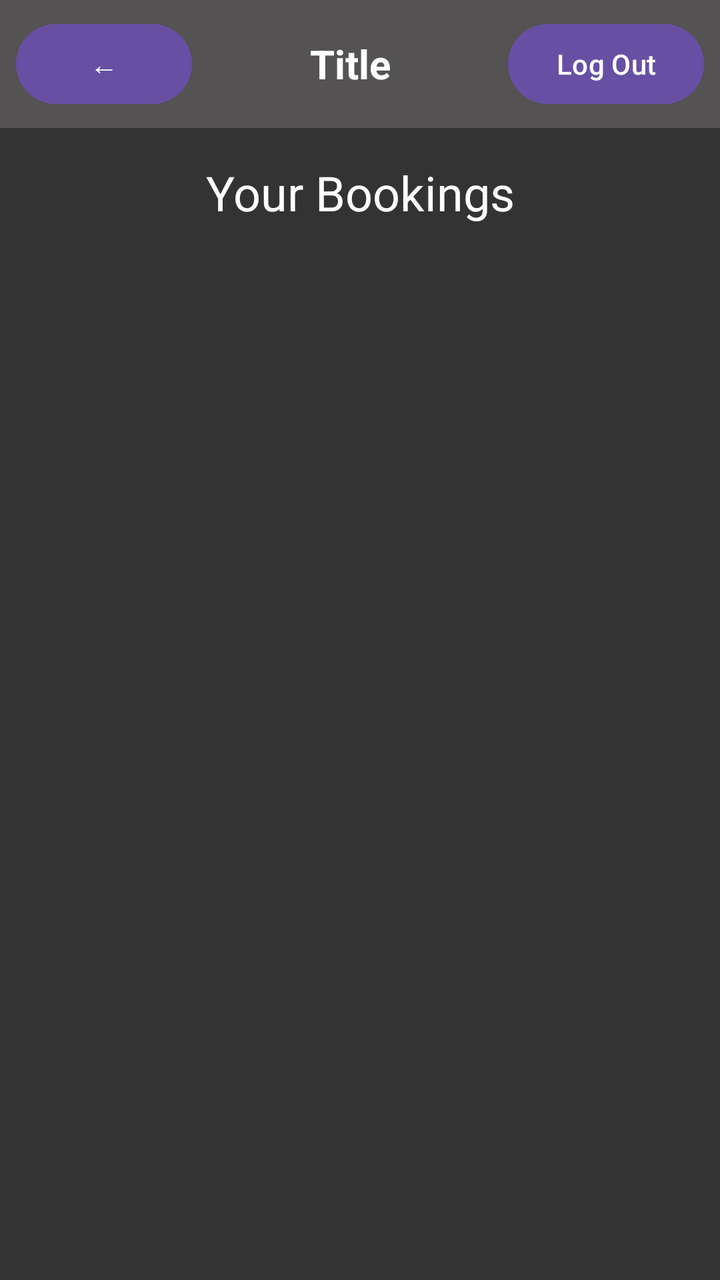
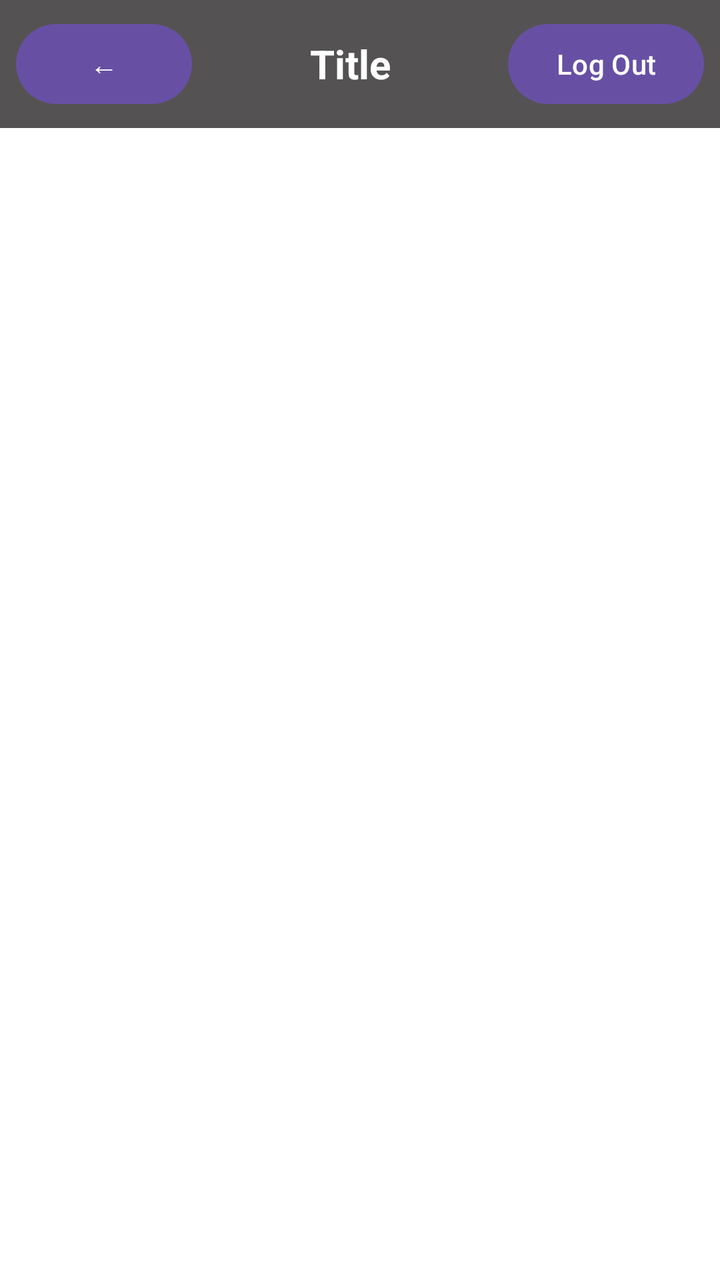

Screens rendered from an Android XML layout before and after an edit, with the pre-edit source and the edit as a unified diff.
<!-- AndroidManifest.xml: application theme Theme.MyApplication -->
<!-- res/layout/activity_reservations.xml -->
<?xml version="1.0" encoding="utf-8"?>
<androidx.constraintlayout.widget.ConstraintLayout xmlns:android="http://schemas.android.com/apk/res/android"
    xmlns:app="http://schemas.android.com/apk/res-auto"
    xmlns:tools="http://schemas.android.com/tools"
    android:id="@+id/main"
    android:layout_width="match_parent"
    android:layout_height="match_parent"
    android:background="#333333"
    tools:context=".ReservationsActivity">

    <include
        android:id="@+id/top_bar_layout"
        layout="@layout/top_bar"
        app:layout_constraintEnd_toEndOf="parent"
        app:layout_constraintStart_toStartOf="parent"
        app:layout_constraintTop_toTopOf="parent" />

    <TextView
        android:id="@+id/tvBookings"
        android:layout_width="wrap_content"
        android:layout_height="wrap_content"
        android:layout_marginTop="16dp"
        android:text="Your Bookings"
        android:textColor="@android:color/white"
        android:textSize="24sp"
        app:layout_constraintStart_toStartOf="parent"
        app:layout_constraintEnd_toEndOf="parent"
        app:layout_constraintTop_toBottomOf="@id/top_bar_layout" />

    <ListView
        android:id="@+id/lvBookings"
        android:layout_width="0dp"
        android:layout_height="0dp"
        android:layout_margin="16dp"
        app:layout_constraintTop_toBottomOf="@id/tvBookings"
        app:layout_constraintBottom_toTopOf="@+id/btnMakeReservation"
        app:layout_constraintStart_toStartOf="parent"
        app:layout_constraintEnd_toEndOf="parent"
        tools:listitem="@android:layout/simple_list_item_1" />

    <Button
        android:id="@+id/btnMakeReservation"
        android:layout_width="0dp"
        android:layout_height="wrap_content"
        android:layout_marginStart="24dp"
        android:layout_marginEnd="24dp"
        android:layout_marginBottom="24dp"
        android:text="Make a Reservation"
        android:padding="16dp"
        android:textSize="18sp"
        app:layout_constraintBottom_toBottomOf="parent"
        app:layout_constraintEnd_toEndOf="parent"
        app:layout_constraintStart_toStartOf="parent"
        android:visibility="gone"
        tools:visibility="visible" />

</androidx.constraintlayout.widget.ConstraintLayout>
<!-- res/layout/top_bar.xml (included above) -->
<?xml version="1.0" encoding="utf-8"?>
<LinearLayout xmlns:android="http://schemas.android.com/apk/res/android"
    android:id="@+id/topBar"
    android:layout_width="match_parent"
    android:layout_height="?attr/actionBarSize"
    android:background="#545252"
    android:gravity="center_vertical"
    android:orientation="horizontal"
    android:paddingHorizontal="8dp">

    <Button
        android:id="@+id/btnBack"
        android:layout_width="wrap_content"
        android:layout_height="wrap_content"
        android:text="←" />

    <TextView
        android:id="@+id/tvTitle"
        android:layout_width="0dp"
        android:layout_height="wrap_content"
        android:layout_weight="1"
        android:gravity="center"
        android:text="Title"
        android:textColor="@android:color/white"
        android:textSize="20sp"
        android:textStyle="bold" />

    <Button
        android:id="@+id/btnLogout"
        android:layout_width="wrap_content"
        android:layout_height="wrap_content"
        android:text="Log Out" />

</LinearLayout>
<!-- resources referenced by this layout -->
<resources>
  <style name="Theme.MyApplication" parent="Base.Theme.MyApplication" />
  <style name="Base.Theme.MyApplication" parent="Theme.Material3.DayNight.NoActionBar">
          
          
      </style>
</resources>

<!-- the commit's change to res/layout/activity_reservations.xml (unified diff, before → after) -->
@@ -5,7 +5,7 @@
     android:id="@+id/main"
     android:layout_width="match_parent"
     android:layout_height="match_parent"
-    android:background="#333333"
+    android:background="#FFFFFF"
     tools:context=".ReservationsActivity">
 
     <include
@@ -23,8 +23,8 @@
         android:text="Your Bookings"
         android:textColor="@android:color/white"
         android:textSize="24sp"
+        app:layout_constraintEnd_toEndOf="parent"
         app:layout_constraintStart_toStartOf="parent"
-        app:layout_constraintEnd_toEndOf="parent"
         app:layout_constraintTop_toBottomOf="@id/top_bar_layout" />
 
     <ListView
@@ -32,11 +32,25 @@
         android:layout_width="0dp"
         android:layout_height="0dp"
         android:layout_margin="16dp"
+        app:layout_constraintBottom_toTopOf="@+id/btnMakeReservation"
+        app:layout_constraintEnd_toEndOf="parent"
+        app:layout_constraintStart_toStartOf="parent"
         app:layout_constraintTop_toBottomOf="@id/tvBookings"
-        app:layout_constraintBottom_toTopOf="@+id/btnMakeReservation"
-        app:layout_constraintStart_toStartOf="parent"
-        app:layout_constraintEnd_toEndOf="parent"
         tools:listitem="@android:layout/simple_list_item_1" />
+
+    <TextView
+        android:id="@+id/tvNoBookings"
+        android:layout_width="wrap_content"
+        android:layout_height="wrap_content"
+        android:text="No bookings found."
+        android:textColor="@android:color/darker_gray"
+        android:textSize="18sp"
+        android:visibility="gone"
+        app:layout_constraintBottom_toBottomOf="@+id/lvBookings"
+        app:layout_constraintEnd_toEndOf="@+id/lvBookings"
+        app:layout_constraintStart_toStartOf="@+id/lvBookings"
+        app:layout_constraintTop_toTopOf="@+id/lvBookings"
+        tools:visibility="visible" />
 
     <Button
         android:id="@+id/btnMakeReservation"
@@ -45,13 +59,13 @@
         android:layout_marginStart="24dp"
         android:layout_marginEnd="24dp"
         android:layout_marginBottom="24dp"
+        android:padding="16dp"
         android:text="Make a Reservation"
-        android:padding="16dp"
         android:textSize="18sp"
+        android:visibility="gone"
         app:layout_constraintBottom_toBottomOf="parent"
         app:layout_constraintEnd_toEndOf="parent"
         app:layout_constraintStart_toStartOf="parent"
-        android:visibility="gone"
         tools:visibility="visible" />
 
 </androidx.constraintlayout.widget.ConstraintLayout>
